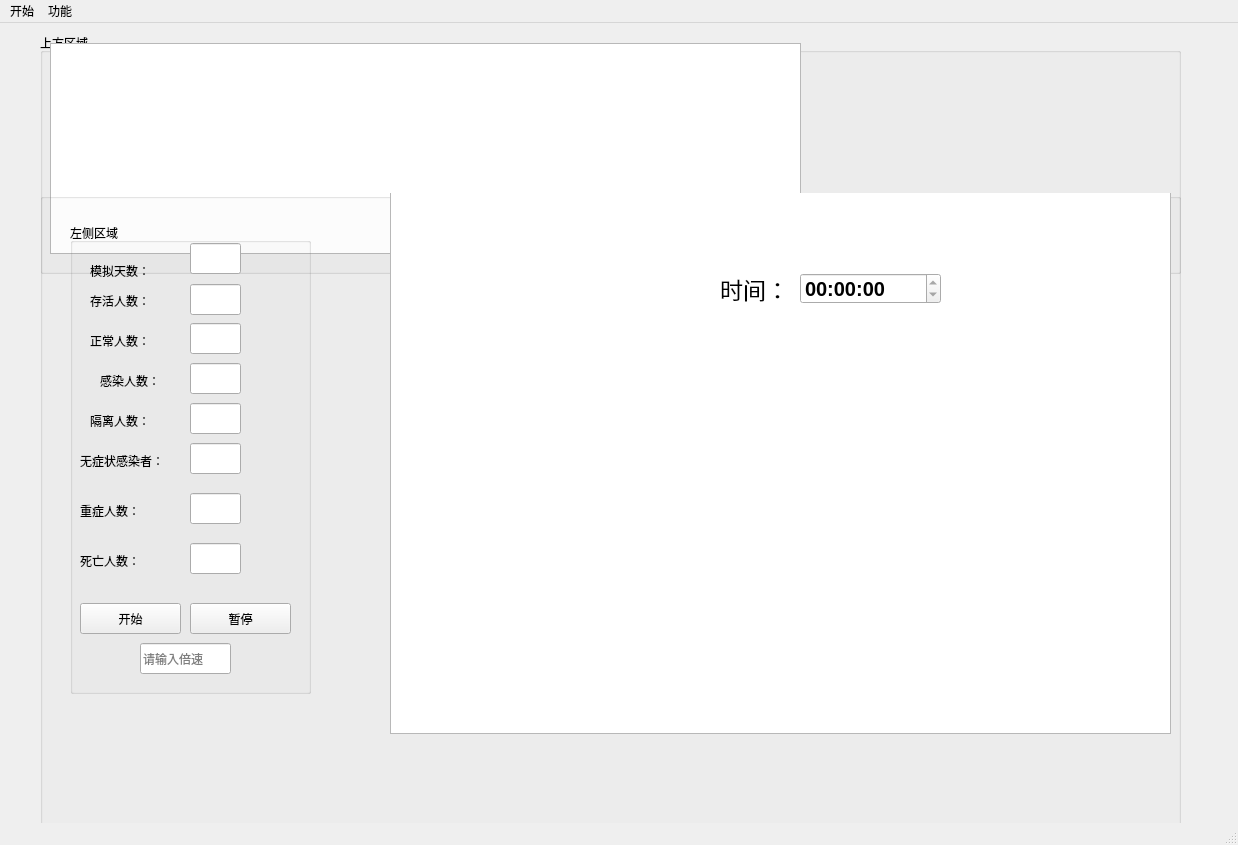
Echooo-294/Epidemic-Simulation, file mainProject/mainwindow.ui: the form before one commit.
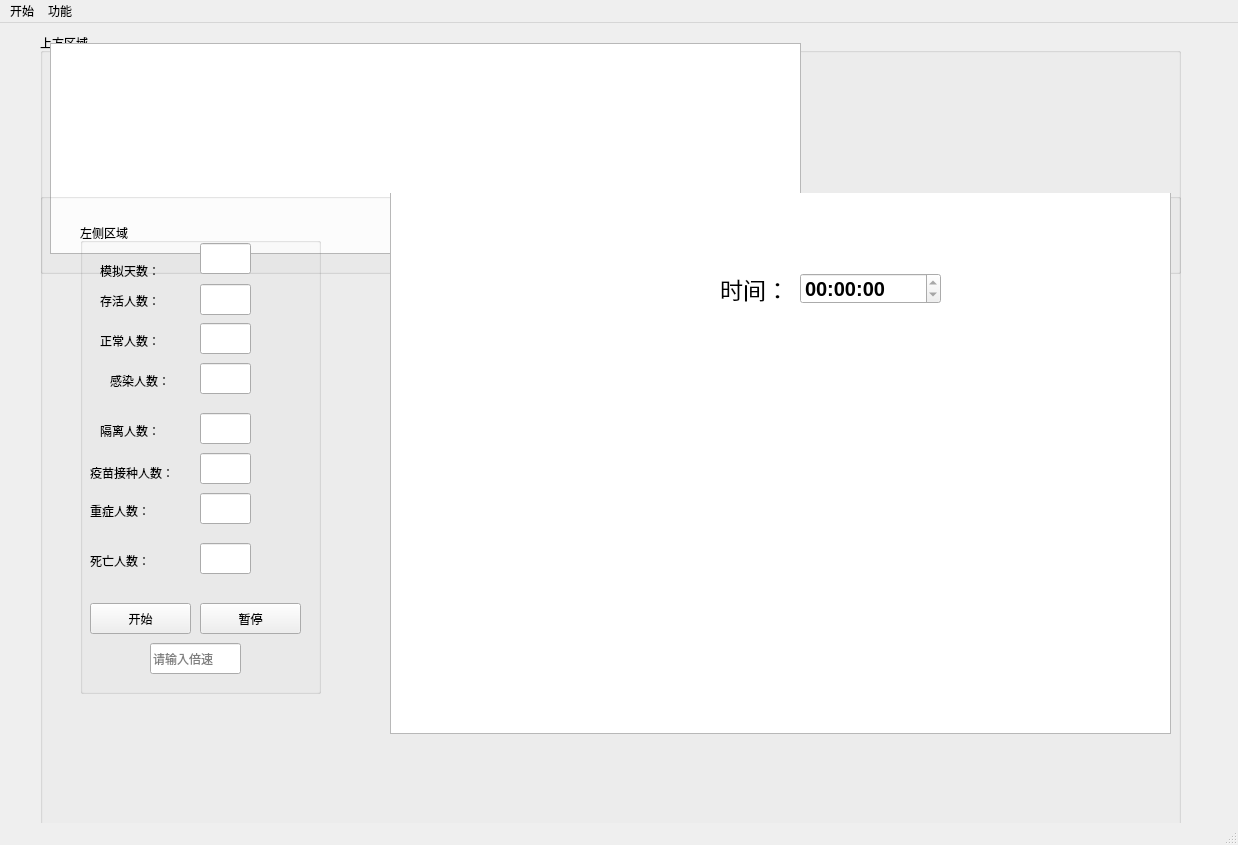
The form after the commit. Custom widgets are drawn as their Qt base class.

Commit message: 图表和显示添加了疫苗接种人数

```diff
--- a/mainProject/mainwindow.ui
+++ b/mainProject/mainwindow.ui
@@ -52,7 +52,7 @@
     <widget class="QGroupBox" name="groupBox_2">
      <property name="geometry">
       <rect>
-       <x>30</x>
+       <x>40</x>
        <y>30</y>
        <width>241</width>
        <height>471</height>
@@ -104,7 +104,7 @@
       <property name="geometry">
        <rect>
         <x>20</x>
-        <y>190</y>
+        <y>200</y>
         <width>75</width>
         <height>16</height>
        </rect>
@@ -113,19 +113,6 @@
        <string>隔离人数：</string>
       </property>
      </widget>
-     <widget class="QLabel" name="label_6">
-      <property name="geometry">
-       <rect>
-        <x>10</x>
-        <y>230</y>
-        <width>105</width>
-        <height>16</height>
-       </rect>
-      </property>
-      <property name="text">
-       <string>无症状感染者：</string>
-      </property>
-     </widget>
      <widget class="QLabel" name="label_7">
       <property name="geometry">
        <rect>
@@ -237,20 +224,7 @@
       <property name="geometry">
        <rect>
         <x>120</x>
-        <y>180</y>
-        <width>51</width>
-        <height>31</height>
-       </rect>
-      </property>
-      <property name="readOnly">
-       <bool>true</bool>
-      </property>
-     </widget>
-     <widget class="QLineEdit" name="lineEdit_6">
-      <property name="geometry">
-       <rect>
-        <x>120</x>
-        <y>220</y>
+        <y>190</y>
         <width>51</width>
         <height>31</height>
        </rect>
@@ -330,6 +304,32 @@
        <string>请输入倍速</string>
       </property>
      </widget>
+     <widget class="QLabel" name="label_6">
+      <property name="geometry">
+       <rect>
+        <x>10</x>
+        <y>240</y>
+        <width>101</width>
+        <height>20</height>
+       </rect>
+      </property>
+      <property name="text">
+       <string>疫苗接种人数：</string>
+      </property>
+     </widget>
+     <widget class="QLineEdit" name="lineEdit_6">
+      <property name="geometry">
+       <rect>
+        <x>120</x>
+        <y>230</y>
+        <width>51</width>
+        <height>31</height>
+       </rect>
+      </property>
+      <property name="readOnly">
+       <bool>true</bool>
+      </property>
+     </widget>
     </widget>
     <widget class="MapQGraphics" name="mapView">
      <property name="geometry">
```
The commit also changes 5 other files.
